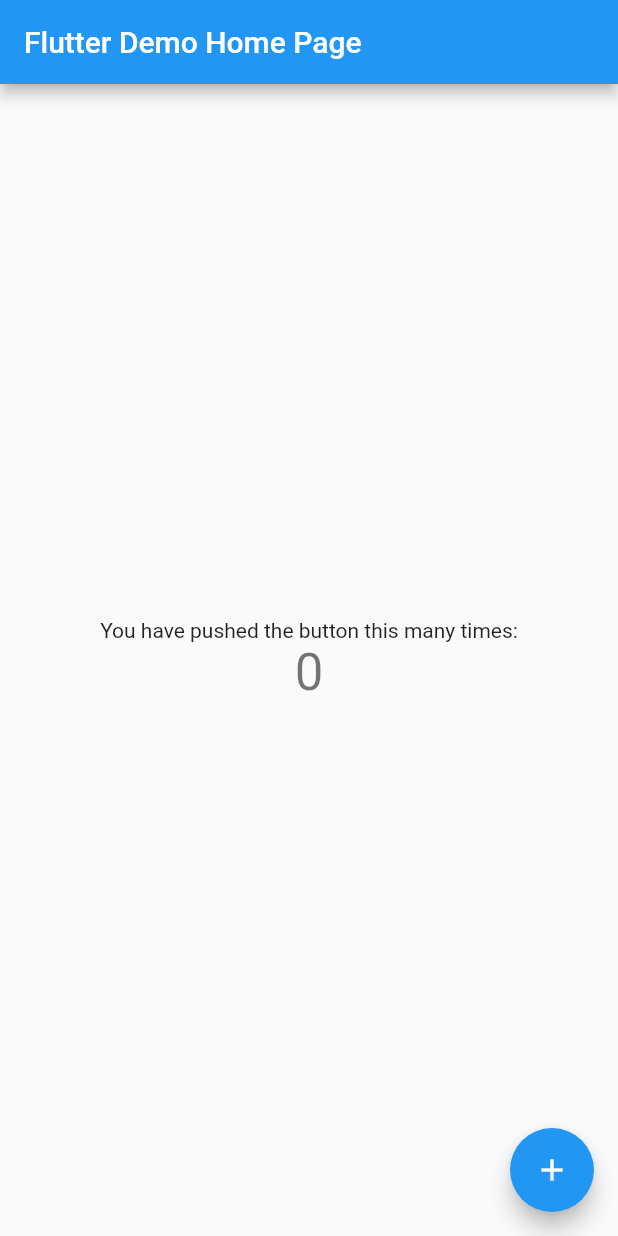
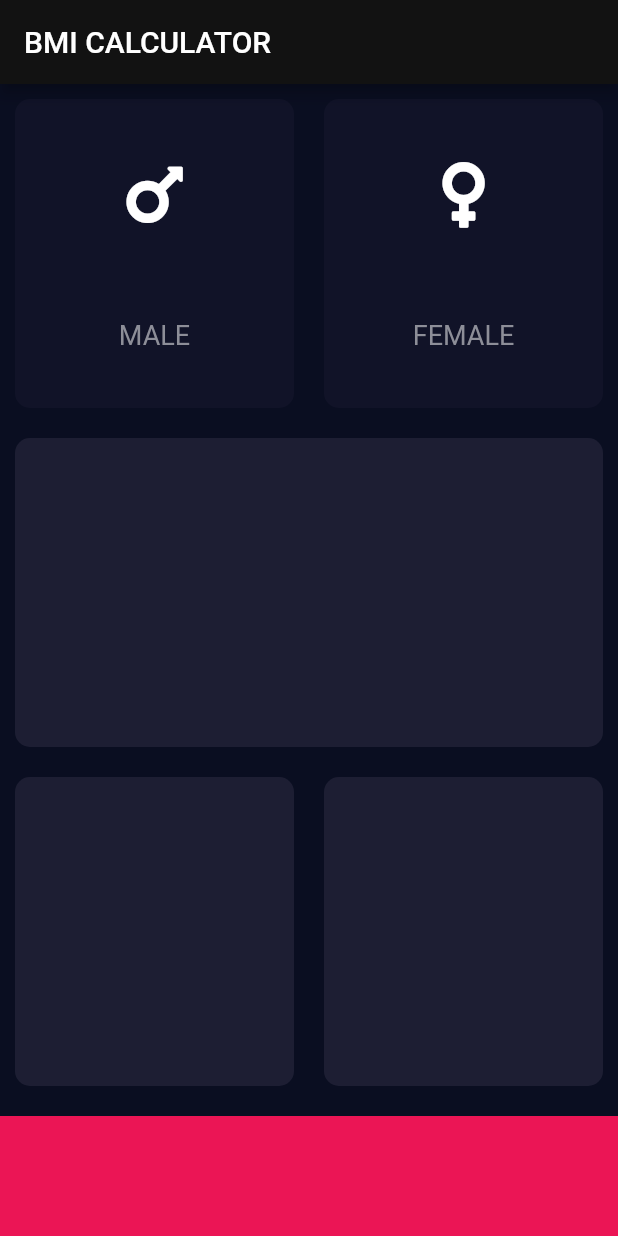
Before and after one commit to Davidtariq96/BMI-CALCULATOR, a Flutter app: the screen it shows after launch, on a phone screen of 412 x 824 dp. Run offline on Flutter 3.47's test engine with Material 2 defaults, Android fonts, the phone set to English and light mode, and no system bars; our stand-ins replace font_awesome_flutter.

Commit message:
building first section of UI

```diff
--- /dev/null
+++ b/lib/input_field.dart
@@ -0,0 +1,116 @@
+import 'package:flutter/material.dart';
+import 'package:font_awesome_flutter/font_awesome_flutter.dart';
+import 'reusable_card.dart';
+import 'reusable_card_content.dart';
+
+const bottomHeight = 80.0;
+const activeBoxColors = Color(0xFF1D1E33);
+const inActiveBoxColors = Color(0xFF111328);
+const bottomContainerColor = Color(0xFFEB1555);
+
+enum Gender {
+  male,
+  female,
+}
+
+class InputField extends StatefulWidget {
+  const InputField({Key? key}) : super(key: key);
+  @override
+  State<InputField> createState() => _InputFieldState();
+}
+
+class _InputFieldState extends State<InputField> {
+  Gender? selectGender;
+
+  @override
+  Widget build(BuildContext context) {
+    return Scaffold(
+      appBar: AppBar(
+        title: const Text("BMI CALCULATOR"),
+      ),
+      body: Column(children: <Widget>[
+        Expanded(
+          child: Row(
+            children: <Widget>[
+              Expanded(
+                child: ReusableCard(
+                  colours: selectGender == Gender.male
+                      ? activeBoxColors
+                      : inActiveBoxColors,
+                  cardItem: const ReusableCardContent(
+                    gender: "MALE",
+                    fonts: FontAwesomeIcons.mars,
+                  ),
+                  onPress: () {
+                    setState(() {
+                      selectGender = Gender.male;
+                    });
+                  },
+                ),
+              ),
+              Expanded(
+                  child: ReusableCard(
+                colours: selectGender == Gender.female
+                    ? activeBoxColors
+                    : inActiveBoxColors,
+                cardItem: const ReusableCardContent(
+                  gender: "FEMALE",
+                  fonts: FontAwesomeIcons.venus,
+                ),
+                onPress: () {
+                  setState(() {
+                    selectGender = Gender.female;
+                  });
+                },
+              )),
+            ],
+          ),
+        ),
+        const Expanded(
+            child: ReusableCard(
+          colours: activeBoxColors,
+        )),
+        Expanded(
+          child: Row(
+            children: const <Widget>[
+              Expanded(
+                  child: ReusableCard(
+                colours: activeBoxColors,
+              )),
+              Expanded(
+                  child: ReusableCard(
+                colours: activeBoxColors,
+              )),
+            ],
+          ),
+        ),
+        Container(
+          color: bottomContainerColor,
+          margin: const EdgeInsets.only(top: 10.0),
+          height: bottomHeight,
+          width: double.infinity,
+        )
+      ]),
+    );
+  }
+}
+
+//The key is use to know the state of your widget on the widget tree as they are moving around
+// void genderColorChange({required Gender selectGender}) {
+//   // selectGender == Gender.male && maleColor == inActiveBoxColors ? maleColor == activeBoxColors && femaleColor == inActiveBoxColors : maleColor = inActiveBoxColors
+//   if (selectGender == Gender.male) {
+//     if (maleColor == inActiveBoxColors) {
+//       maleColor = activeBoxColors;
+//       femaleColor = inActiveBoxColors;
+//     } else {
+//       maleColor = inActiveBoxColors;
+//     }
+//   } else {
+//     if (femaleColor == inActiveBoxColors) {
+//       femaleColor = activeBoxColors;
+//       maleColor = inActiveBoxColors;
+//     } else {
+//       femaleColor = inActiveBoxColors;
+//     }
+//   }
+// }
--- a/lib/main.dart
+++ b/lib/main.dart
@@ -1,115 +1,22 @@
 import 'package:flutter/material.dart';
+import 'input_field.dart';
 
-void main() {
-  runApp(const MyApp());
-}
+void main() => runApp(const MyApp());
 
 class MyApp extends StatelessWidget {
   const MyApp({Key? key}) : super(key: key);
-
-  // This widget is the root of your application.
   @override
   Widget build(BuildContext context) {
     return MaterialApp(
-      title: 'Flutter Demo',
-      theme: ThemeData(
-        // This is the theme of your application.
-        //
-        // Try running your application with "flutter run". You'll see the
-        // application has a blue toolbar. Then, without quitting the app, try
-        // changing the primarySwatch below to Colors.green and then invoke
-        // "hot reload" (press "r" in the console where you ran "flutter run",
-        // or simply save your changes to "hot reload" in a Flutter IDE).
-        // Notice that the counter didn't reset back to zero; the application
-        // is not restarted.
-        primarySwatch: Colors.blue,
+      debugShowCheckedModeBanner: false,
+      theme: ThemeData.dark().copyWith(
+        colorScheme: const ColorScheme.dark(
+          // secondary: Colors.purple,
+          primary: Color(0xFF0A0E21),
+        ),
+        scaffoldBackgroundColor: const Color(0xFF0A0E21),
       ),
-      home: const MyHomePage(title: 'Flutter Demo Home Page'),
+      home: const InputField(),
     );
   }
 }
-
-class MyHomePage extends StatefulWidget {
-  const MyHomePage({Key? key, required this.title}) : super(key: key);
-
-  // This widget is the home page of your application. It is stateful, meaning
-  // that it has a State object (defined below) that contains fields that affect
-  // how it looks.
-
-  // This class is the configuration for the state. It holds the values (in this
-  // case the title) provided by the parent (in this case the App widget) and
-  // used by the build method of the State. Fields in a Widget subclass are
-  // always marked "final".
-
-  final String title;
-
-  @override
-  State<MyHomePage> createState() => _MyHomePageState();
-}
-
-class _MyHomePageState extends State<MyHomePage> {
-  int _counter = 0;
-
-  void _incrementCounter() {
-    setState(() {
-      // This call to setState tells the Flutter framework that something has
-      // changed in this State, which causes it to rerun the build method below
-      // so that the display can reflect the updated values. If we changed
-      // _counter without calling setState(), then the build method would not be
-      // called again, and so nothing would appear to happen.
-      _counter++;
-    });
-  }
-
-  @override
-  Widget build(BuildContext context) {
-    // This method is rerun every time setState is called, for instance as done
-    // by the _incrementCounter method above.
-    //
-    // The Flutter framework has been optimized to make rerunning build methods
-    // fast, so that you can just rebuild anything that needs updating rather
-    // than having to individually change instances of widgets.
-    return Scaffold(
-      appBar: AppBar(
-        // Here we take the value from the MyHomePage object that was created by
-        // the App.build method, and use it to set our appbar title.
-        title: Text(widget.title),
-      ),
-      body: Center(
-        // Center is a layout widget. It takes a single child and positions it
-        // in the middle of the parent.
-        child: Column(
-          // Column is also a layout widget. It takes a list of children and
-          // arranges them vertically. By default, it sizes itself to fit its
-          // children horizontally, and tries to be as tall as its parent.
-          //
-          // Invoke "debug painting" (press "p" in the console, choose the
-          // "Toggle Debug Paint" action from the Flutter Inspector in Android
-          // Studio, or the "Toggle Debug Paint" command in Visual Studio Code)
-          // to see the wireframe for each widget.
-          //
-          // Column has various properties to control how it sizes itself and
-          // how it positions its children. Here we use mainAxisAlignment to
-          // center the children vertically; the main axis here is the vertical
-          // axis because Columns are vertical (the cross axis would be
-          // horizontal).
-          mainAxisAlignment: MainAxisAlignment.center,
-          children: <Widget>[
-            const Text(
-              'You have pushed the button this many times:',
-            ),
-            Text(
-              '$_counter',
-              style: Theme.of(context).textTheme.headline4,
-            ),
-          ],
-        ),
-      ),
-      floatingActionButton: FloatingActionButton(
-        onPressed: _incrementCounter,
-        tooltip: 'Increment',
-        child: const Icon(Icons.add),
-      ), // This trailing comma makes auto-formatting nicer for build methods.
-    );
-  }
-}
--- /dev/null
+++ b/lib/reusable_card.dart
@@ -0,0 +1,25 @@
+import 'package:flutter/material.dart';
+
+class ReusableCard extends StatelessWidget {
+  final Color colours;
+  final Widget? cardItem;
+  final VoidCallback? onPress;
+  const ReusableCard(
+      {Key? key, required this.colours, this.cardItem, this.onPress})
+      : super(key: key);
+
+  @override
+  Widget build(BuildContext context) {
+    return GestureDetector(
+      onTap: onPress,
+      child: Container(
+        margin: const EdgeInsets.all(10.0),
+        decoration: BoxDecoration(
+          color: colours,
+          borderRadius: BorderRadius.circular(10),
+        ),
+        child: cardItem,
+      ),
+    );
+  }
+}
--- /dev/null
+++ b/lib/reusable_card_content.dart
@@ -0,0 +1,40 @@
+import 'package:flutter/material.dart';
+
+const iconSize = 50.0;
+
+class ReusableCardContent extends StatelessWidget {
+  final String gender;
+  final IconData fonts;
+  const ReusableCardContent(
+      {Key? key, required this.gender, required this.fonts})
+      : super(key: key);
+
+  @override
+  Widget build(BuildContext context) {
+    return Column(
+      mainAxisAlignment: MainAxisAlignment.center,
+      children: <Widget>[
+        Expanded(
+          flex: 15,
+          child: Icon(
+            fonts,
+            size: iconSize,
+          ),
+        ),
+        const SizedBox(
+          height: 20,
+        ),
+        Expanded(
+          flex: 7,
+          child: Text(
+            gender,
+            style: const TextStyle(
+              fontSize: 18.0,
+              color: Color(0XFF8D8E98),
+            ),
+          ),
+        )
+      ],
+    );
+  }
+}
--- a/pubspec.yaml
+++ b/pubspec.yaml
@@ -34,6 +34,7 @@ dependencies:
   # The following adds the Cupertino Icons font to your application.
   # Use with the CupertinoIcons class for iOS style icons.
   cupertino_icons: ^1.0.2
+  font_awesome_flutter: ^9.2.0
 
 dev_dependencies:
   flutter_test:
```
Also changed, not shown: pubspec.lock, 1 other file.
